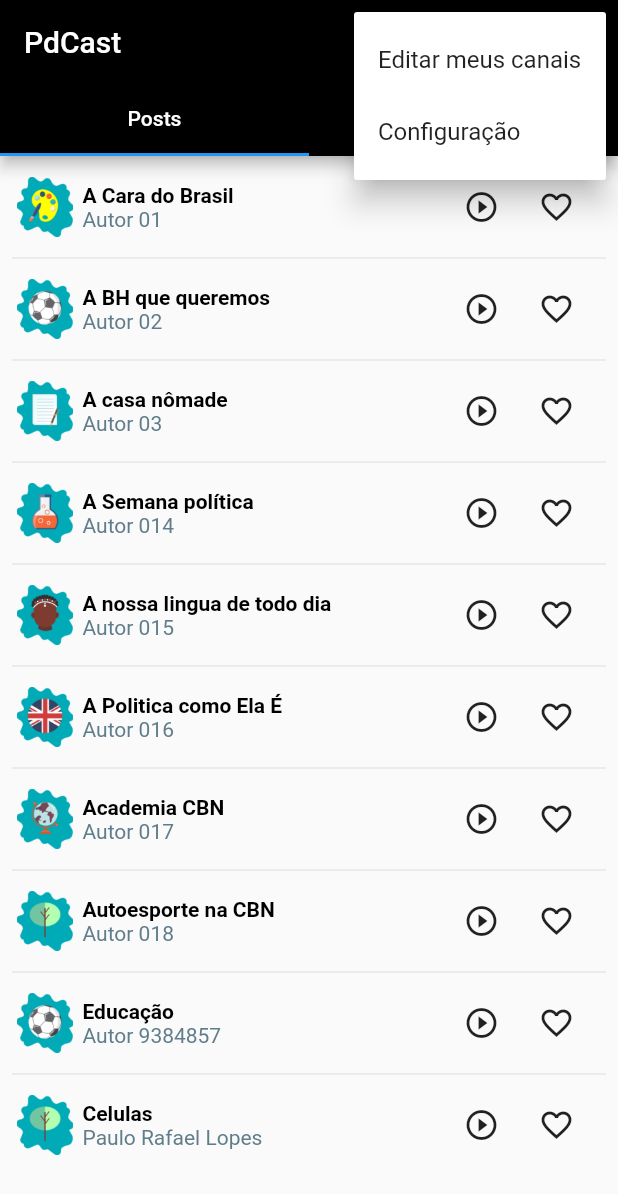
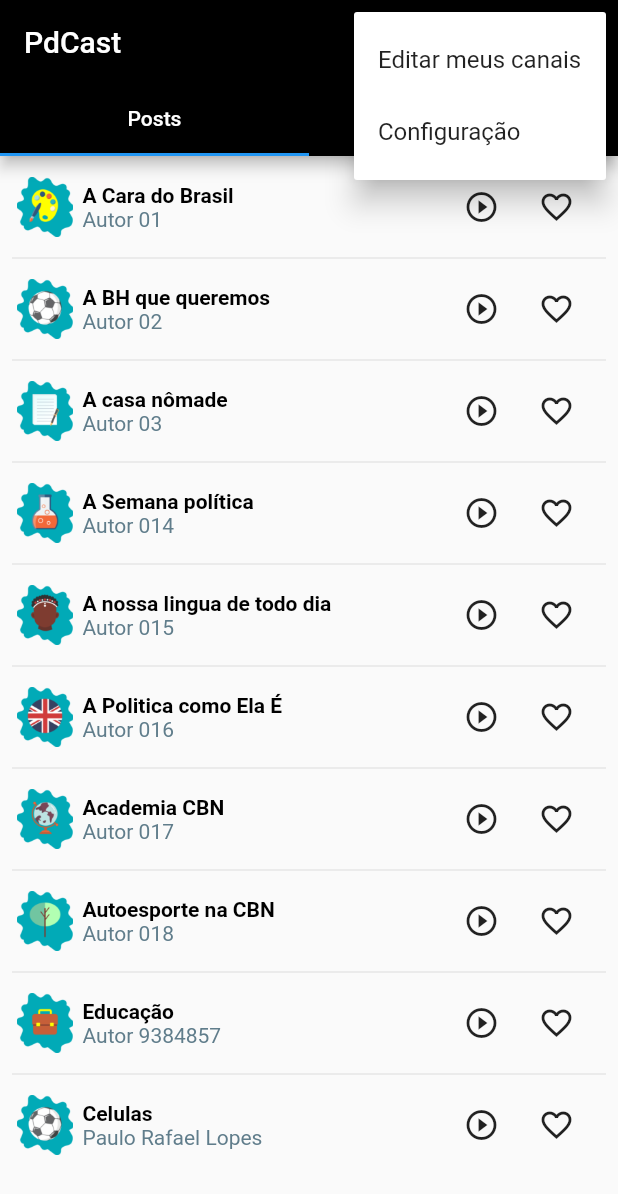
Before and after one commit to etepdcast/pdcast, a Flutter app: the screen it shows after launch, after a tap on the "more vert" icon, on a phone screen of 412 x 824 dp. Shown: the top 1194 px of the screen. Run offline on Flutter 3.47's test engine with Material 2 defaults, Android fonts, the phone set to English and light mode, and no system bars; our stand-ins replace cloud_firestore, firebase_auth, splashscreen; accounts and stored records are empty.

Commit message:
Adicionado eventos a preferencia

```diff
--- a/pdcast/lib/src/model/podCast.dart
+++ b/pdcast/lib/src/model/podCast.dart
@@ -3,6 +3,7 @@
 class PodCast {
 
   // atributos
+  String id;
   String nome;
   String autor;
   String pathAudio;
@@ -10,7 +11,7 @@
   Canal canal;
 
   // construtor
-  PodCast({this.nome, this.autor, this.pathAudio, this.pathICon, this.canal});
+  PodCast({this.id, this.nome, this.autor, this.pathAudio, this.pathICon, this.canal});
 
 /*
 Arquivo:
--- a/pdcast/lib/src/ui/widgets/aba_posts_widget.dart
+++ b/pdcast/lib/src/ui/widgets/aba_posts_widget.dart
@@ -12,22 +12,17 @@
 class _AbaPostsWidgetState extends State<AbaPostsWidget> {
 
  final List<PodCast> podcasts = <PodCast>[
-    PodCast(nome: 'A Cara do Brasil', autor: 'Autor 01', canal: Canal(categoria: Utils.categoriaArte)),
-    PodCast(nome: 'A BH que queremos', autor: 'Autor 02', canal: Canal(categoria: Utils.categoriaMatematica)),
-    PodCast(nome: 'A casa nômade', autor: 'Autor 03', canal: Canal(categoria: Utils.categoriaPortugues)),
-    PodCast(nome: 'A Semana política', autor: 'Autor 014', canal: Canal(categoria: Utils.categoriaQuimica)),
-    PodCast(nome: 'A nossa lingua de todo dia', autor: 'Autor 015', canal: Canal(categoria: Utils.categoriaHistoria)),
-    PodCast(nome: 'A Politica como Ela É', autor: 'Autor 016', canal: Canal(categoria: Utils.categoriaIngles)),
-    PodCast(nome: 'Academia CBN', autor: 'Autor 017', canal: Canal(categoria: Utils.categoriaGeografia)),
-    PodCast(nome: 'Autoesporte na CBN', autor: 'Autor 018', canal: Canal(categoria: Utils.categoriaBiologia)),
-    PodCast(nome: 'Educação ', autor: 'Autor 9384857', canal: Canal(categoria: Utils.categoriaMatematica)),
-    PodCast(nome: 'Celulas', autor: 'Paulo Rafael Lopes', canal: Canal(categoria: Utils.categoriaBiologia)),
-
+    PodCast(id: "#01", nome: 'A Cara do Brasil', autor: 'Autor 01', canal: Canal(categoria: Utils.categoriaArte)),
+    PodCast(id: "#02", nome: 'A BH que queremos', autor: 'Autor 02', canal: Canal(categoria: Utils.categoriaMatematica)),
+    PodCast(id: "#03", nome: 'A casa nômade', autor: 'Autor 03', canal: Canal(categoria: Utils.categoriaPortugues)),
+    PodCast(id: "#04", nome: 'A Semana política', autor: 'Autor 014', canal: Canal(categoria: Utils.categoriaQuimica)),
+    PodCast(id: "#05", nome: 'A nossa lingua de todo dia', autor: 'Autor 015', canal: Canal(categoria: Utils.categoriaHistoria)),
+    PodCast(id: "#06", nome: 'A Politica como Ela É', autor: 'Autor 016', canal: Canal(categoria: Utils.categoriaIngles)),
+    PodCast(id: "#07", nome: 'Academia CBN', autor: 'Autor 017', canal: Canal(categoria: Utils.categoriaGeografia)),
+    PodCast(id: "#08", nome: 'Autoesporte na CBN', autor: 'Autor 018', canal: Canal(categoria: Utils.categoriaBiologia)),
+    PodCast(id: "#09", nome: 'Educação ', autor: 'Autor 9384857', canal: Canal(categoria: Utils.categoriaEmpreendedorismo)),
+    PodCast(id: "#10", nome: 'Celulas', autor: 'Paulo Rafael Lopes', canal: Canal(categoria: Utils.categoriaEducFisica)),
   ];
-
-  // final List<String> entries = <String>['Post A', 'Post B',
-  //   'Post C', 'Post D', 'Post E', 'Post F', 'Post G'];
-  // final List<int> colors = <int>[600, 500, 100, 800, 600, 500, 100, 600];
 
   @override
   Widget build(BuildContext context) {
--- a/pdcast/lib/src/ui/widgets/pod_cast_widget.dart
+++ b/pdcast/lib/src/ui/widgets/pod_cast_widget.dart
@@ -25,6 +25,12 @@
       imagem= 'assets/arte.png';
     } else if ( Utils.categoriaBiologia == widget.podCast.canal.categoria ) {
       imagem= 'assets/bio.png';
+    } else if ( Utils.categoriaEducFisica == widget.podCast.canal.categoria ) {
+      imagem= 'assets/edfisica.png';
+    } else if ( Utils.categoriaEmpreendedorismo == widget.podCast.canal.categoria ) {
+      imagem= 'assets/empreendedorismo.png';
+    } else if ( Utils.categoriaFilosofia == widget.podCast.canal.categoria ) {
+      imagem= 'assets/filosofia.png';
     } else if ( Utils.categoriaFisica == widget.podCast.canal.categoria ) {
       imagem= 'assets/fisica.png';
     } else if ( Utils.categoriaGeografia == widget.podCast.canal.categoria ) {
@@ -39,8 +45,29 @@
       imagem= 'assets/portugues.png';
     } else if ( Utils.categoriaQuimica == widget.podCast.canal.categoria ) {
       imagem= 'assets/quimica.png';
+    } else if ( Utils.categoriaSociologia == widget.podCast.canal.categoria ) {
+      imagem= 'assets/sociologia.png';
     } else {
       imagem= 'assets/logo.png';
+    }
+
+    _tocarPost(String id) async {
+      print("Tocar post $id");
+    }
+
+    _gerenciarFavorito(String id) async {
+      print("_gerenciarFavorito $id");
+
+      if ( 0 == 0 ) {
+        print("Salvar $id");
+
+      } else {
+        print("Remover $id");
+      }
+
+      setState(() {
+
+      });
     }
 
     return Container(
@@ -58,13 +85,6 @@
                     decoration: BoxDecoration(
                       image: DecorationImage(image: AssetImage(imagem))
                     ),
-                    // child: FlatButton(
-                    //   onPressed: () => Navigator.push(
-                    //     context,
-                    //     MaterialPageRoute(builder: (context) => AddCardWidget(model))
-                    //   ),
-                    //   child: new Text(model.name),
-                    // ),
                   ),
                   Container(
                     padding: EdgeInsets.fromLTRB(5, 0, 0, 0),
@@ -104,10 +124,9 @@
                     child: IconButton(
                       icon: Icon(Icons.play_circle_outline),
                       highlightColor: Colors.pink,
-                      onPressed: ()=> Navigator.push(
-                        context,
-                        MaterialPageRoute(builder: (context) => null)
-                      ),
+                      onPressed: (){
+                        _tocarPost(widget.podCast.id);
+                      },
                     ),
                   ),
                   Container(
@@ -115,10 +134,9 @@
                     child: IconButton(
                       icon: Icon(Icons.favorite_border),
                       highlightColor: Colors.pink,
-                      onPressed: ()=> Navigator.push(
-                        context,
-                        MaterialPageRoute(builder: (context) => null)
-                      ),
+                      onPressed:  (){
+                        _gerenciarFavorito(widget.podCast.id);
+                      },
                     ),
                   ),
                 ]
--- a/pdcast/pubspec.yaml
+++ b/pdcast/pubspec.yaml
@@ -30,6 +30,7 @@
   firebase_auth: ^0.15.2      # Autenticacao
   google_sign_in: ^3.2.2      # Recupera o login do google
   splashscreen: ^1.2.0        # Plugin de splashscreen
+  shared_preferences: ^0.5.6  # Gerencia o preferences no celular
 
   audioplayers: ^0.13.5
 
```
Also changed, not shown: pdcast/lib/src/ui/widgets/aba_favoritos_widget.dart (+4 -4 lines), pdcast/pubspec.lock, 1 other file.
